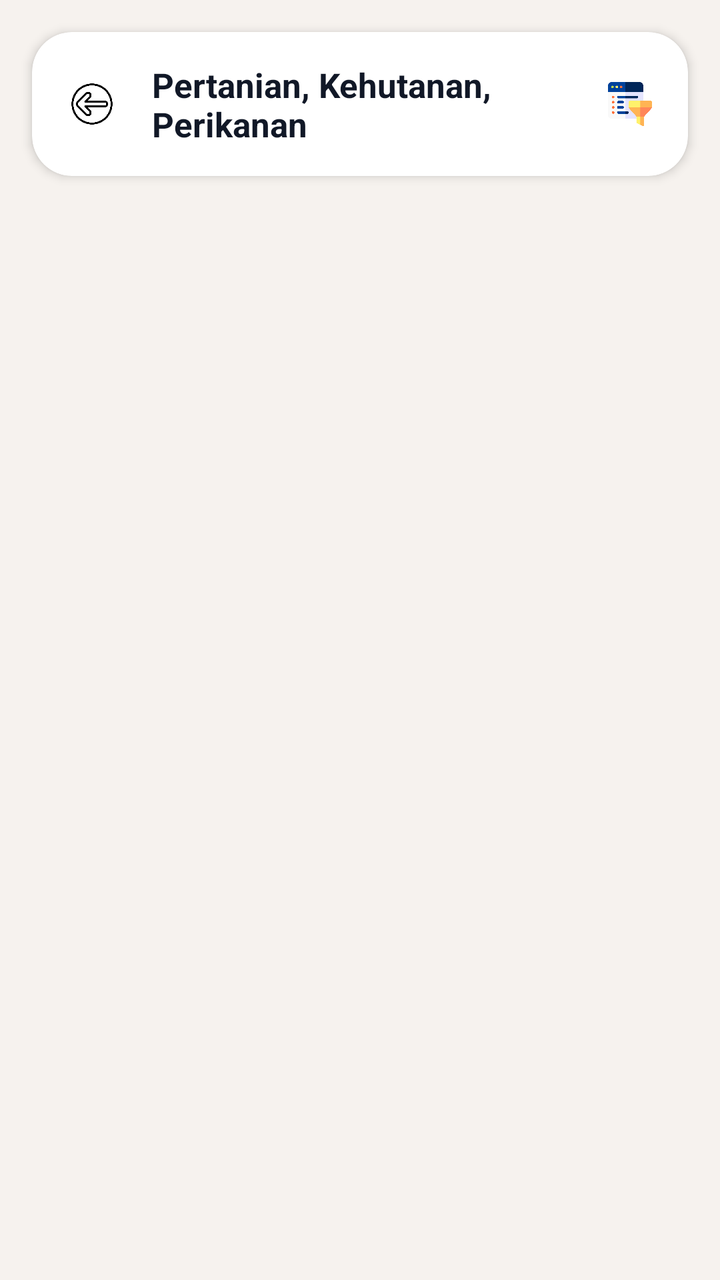
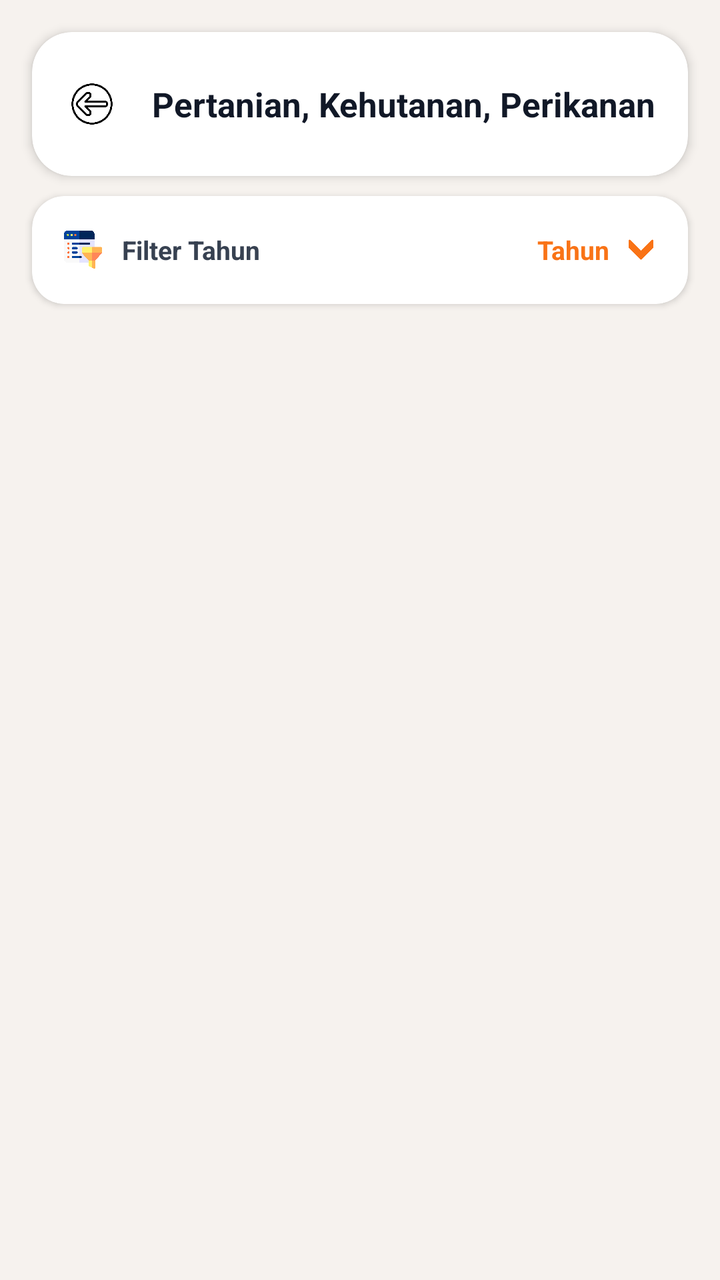

Screens rendered from an Android XML layout before and after an edit, with the pre-edit source and the edit as a unified diff.
<!-- AndroidManifest.xml: application theme Theme.Bpskota -->
<!-- res/layout/activity_pertanian.xml -->
<?xml version="1.0" encoding="utf-8"?>
<androidx.constraintlayout.widget.ConstraintLayout
    xmlns:android="http://schemas.android.com/apk/res/android"
    xmlns:app="http://schemas.android.com/apk/res-auto"
    xmlns:tools="http://schemas.android.com/tools"

    android:layout_width="match_parent"
    android:layout_height="match_parent"
    android:background="#F6F2EE"

    tools:context=".PertanianActivity">

    
    <androidx.cardview.widget.CardView
        android:id="@+id/headerPertanian"
        android:layout_width="0dp"
        android:layout_height="72dp"

        android:layout_marginStart="16dp"
        android:layout_marginTop="16dp"
        android:layout_marginEnd="16dp"

        app:cardBackgroundColor="#FFFFFF"
        app:cardCornerRadius="20dp"
        app:cardElevation="3dp"

        app:layout_constraintTop_toTopOf="parent"
        app:layout_constraintStart_toStartOf="parent"
        app:layout_constraintEnd_toEndOf="parent">

        <androidx.constraintlayout.widget.ConstraintLayout
            android:layout_width="match_parent"
            android:layout_height="match_parent">

            
            <ImageView
                android:id="@+id/btnBack"
                android:layout_width="44dp"
                android:layout_height="44dp"

                android:layout_marginStart="8dp"

                android:background="?attr/selectableItemBackgroundBorderless"

                android:clickable="true"
                android:focusable="true"

                android:padding="10dp"

                android:src="@drawable/ic_arrow_back"

                android:contentDescription="Kembali"

                app:layout_constraintStart_toStartOf="parent"
                app:layout_constraintTop_toTopOf="parent"
                app:layout_constraintBottom_toBottomOf="parent" />

            
            <TextView
                android:id="@+id/tvHeaderTitle"
                android:layout_width="0dp"
                android:layout_height="wrap_content"

                android:layout_marginStart="8dp"
                android:layout_marginEnd="8dp"

                android:text="Pertanian, Kehutanan, Perikanan"

                android:textColor="#111827"
                android:textSize="17sp"
                android:textStyle="bold"

                android:maxLines="2"
                android:ellipsize="end"

                app:layout_constraintStart_toEndOf="@id/btnBack"
                app:layout_constraintEnd_toStartOf="@id/btnFilter"
                app:layout_constraintTop_toTopOf="parent"
                app:layout_constraintBottom_toBottomOf="parent" />

            
            <ImageView
                android:id="@+id/btnFilter"
                android:layout_width="42dp"
                android:layout_height="42dp"

                android:layout_marginEnd="8dp"

                android:background="?attr/selectableItemBackgroundBorderless"

                android:clickable="true"
                android:focusable="true"

                android:padding="10dp"

                android:src="@drawable/ic_filter"

                android:contentDescription="Filter"

                app:layout_constraintEnd_toEndOf="parent"
                app:layout_constraintTop_toTopOf="parent"
                app:layout_constraintBottom_toBottomOf="parent" />

        </androidx.constraintlayout.widget.ConstraintLayout>

    </androidx.cardview.widget.CardView>


    
    <ScrollView
        android:id="@+id/contentScroll"

        android:layout_width="0dp"
        android:layout_height="0dp"

        android:fillViewport="true"
        android:scrollbars="none"
        android:overScrollMode="never"

        android:layout_marginTop="12dp"

        app:layout_constraintTop_toBottomOf="@id/headerPertanian"
        app:layout_constraintBottom_toBottomOf="parent"
        app:layout_constraintStart_toStartOf="parent"
        app:layout_constraintEnd_toEndOf="parent">

        <LinearLayout
            android:id="@+id/cardContainer"

            android:layout_width="match_parent"
            android:layout_height="wrap_content"

            android:orientation="vertical"

            android:paddingStart="24dp"
            android:paddingTop="12dp"
            android:paddingEnd="24dp"
            android:paddingBottom="32dp" />

    </ScrollView>


    
    <com.airbnb.lottie.LottieAnimationView
        android:id="@+id/loadingAnimation"
        android:layout_width="100dp"
        android:layout_height="100dp"
        android:visibility="gone"
        app:lottie_autoPlay="false"
        app:lottie_loop="true"
        app:layout_constraintTop_toTopOf="parent"
        app:layout_constraintBottom_toBottomOf="parent"
        app:layout_constraintStart_toStartOf="parent"
        app:layout_constraintEnd_toEndOf="parent" />

</androidx.constraintlayout.widget.ConstraintLayout>
<!-- resources referenced by this layout -->
<resources>
  <!-- drawable ic_arrow_back: png bitmap (drawable, 15698 bytes) -->
  <!-- drawable ic_filter: png bitmap (drawable, 14395 bytes) -->
  <style name="Theme.Bpskota" parent="Theme.MaterialComponents.DayNight.NoActionBar">
          
          <item name="colorPrimary">@color/purple_500</item>
          <item name="colorPrimaryVariant">@color/purple_700</item>
          <item name="colorOnPrimary">@color/white</item>
          
          <item name="colorSecondary">@color/teal_200</item>
          <item name="colorSecondaryVariant">@color/teal_700</item>
          <item name="colorOnSecondary">@color/black</item>
          
          <item name="android:statusBarColor">@color/white</item>
          
      </style>
  <color name="purple_500">#FF6200EE</color>
  <color name="purple_700">#FF3700B3</color>
  <color name="white">#FFFFFFFF</color>
  <color name="teal_200">#FF03DAC5</color>
  <color name="teal_700">#FF018786</color>
  <color name="black">#FF000000</color>
</resources>

<!-- the commit's change to res/layout/activity_pertanian.xml (unified diff, before → after) -->
@@ -3,11 +3,9 @@
     xmlns:android="http://schemas.android.com/apk/res/android"
     xmlns:app="http://schemas.android.com/apk/res-auto"
     xmlns:tools="http://schemas.android.com/tools"
-
     android:layout_width="match_parent"
     android:layout_height="match_parent"
     android:background="#F6F2EE"
-
     tools:context=".PertanianActivity">
 
     
@@ -15,15 +13,12 @@
         android:id="@+id/headerPertanian"
         android:layout_width="0dp"
         android:layout_height="72dp"
-
         android:layout_marginStart="16dp"
         android:layout_marginTop="16dp"
         android:layout_marginEnd="16dp"
-
         app:cardBackgroundColor="#FFFFFF"
         app:cardCornerRadius="20dp"
         app:cardElevation="3dp"
-
         app:layout_constraintTop_toTopOf="parent"
         app:layout_constraintStart_toStartOf="parent"
         app:layout_constraintEnd_toEndOf="parent">
@@ -37,20 +32,13 @@
                 android:id="@+id/btnBack"
                 android:layout_width="44dp"
                 android:layout_height="44dp"
-
                 android:layout_marginStart="8dp"
-
                 android:background="?attr/selectableItemBackgroundBorderless"
-
                 android:clickable="true"
                 android:focusable="true"
-
                 android:padding="10dp"
-
                 android:src="@drawable/ic_arrow_back"
-
                 android:contentDescription="Kembali"
-
                 app:layout_constraintStart_toStartOf="parent"
                 app:layout_constraintTop_toTopOf="parent"
                 app:layout_constraintBottom_toBottomOf="parent" />
@@ -60,43 +48,15 @@
                 android:id="@+id/tvHeaderTitle"
                 android:layout_width="0dp"
                 android:layout_height="wrap_content"
-
                 android:layout_marginStart="8dp"
-                android:layout_marginEnd="8dp"
-
+                android:layout_marginEnd="12dp"
                 android:text="Pertanian, Kehutanan, Perikanan"
-
                 android:textColor="#111827"
                 android:textSize="17sp"
                 android:textStyle="bold"
-
                 android:maxLines="2"
                 android:ellipsize="end"
-
                 app:layout_constraintStart_toEndOf="@id/btnBack"
-                app:layout_constraintEnd_toStartOf="@id/btnFilter"
-                app:layout_constraintTop_toTopOf="parent"
-                app:layout_constraintBottom_toBottomOf="parent" />
-
-            
-            <ImageView
-                android:id="@+id/btnFilter"
-                android:layout_width="42dp"
-                android:layout_height="42dp"
-
-                android:layout_marginEnd="8dp"
-
-                android:background="?attr/selectableItemBackgroundBorderless"
-
-                android:clickable="true"
-                android:focusable="true"
-
-                android:padding="10dp"
-
-                android:src="@drawable/ic_filter"
-
-                android:contentDescription="Filter"
-
                 app:layout_constraintEnd_toEndOf="parent"
                 app:layout_constraintTop_toTopOf="parent"
                 app:layout_constraintBottom_toBottomOf="parent" />
@@ -107,31 +67,95 @@
 
 
     
+    <androidx.cardview.widget.CardView
+        android:id="@+id/cardFilterTahun"
+        android:layout_width="0dp"
+        android:layout_height="54dp"
+        android:layout_marginStart="16dp"
+        android:layout_marginTop="10dp"
+        android:layout_marginEnd="16dp"
+        app:cardBackgroundColor="#FFFFFF"
+        app:cardCornerRadius="16dp"
+        app:cardElevation="2dp"
+        app:layout_constraintTop_toBottomOf="@id/headerPertanian"
+        app:layout_constraintStart_toStartOf="parent"
+        app:layout_constraintEnd_toEndOf="parent">
+
+        <LinearLayout
+            android:id="@+id/btnFilter"
+            android:layout_width="match_parent"
+            android:layout_height="match_parent"
+            android:orientation="horizontal"
+            android:gravity="center_vertical"
+            android:paddingStart="16dp"
+            android:paddingEnd="16dp"
+            android:clickable="true"
+            android:focusable="true"
+            android:foreground="?attr/selectableItemBackground"
+            android:contentDescription="Filter tahun">
+
+            
+            <ImageView
+                android:layout_width="19dp"
+                android:layout_height="19dp"
+                android:src="@drawable/ic_filter"
+                android:contentDescription="@null" />
+
+            
+            <TextView
+                android:layout_width="0dp"
+                android:layout_height="wrap_content"
+                android:layout_weight="1"
+                android:layout_marginStart="10dp"
+                android:text="Filter Tahun"
+                android:textColor="#374151"
+                android:textSize="13sp"
+                android:textStyle="bold" />
+
+            
+            <TextView
+                android:id="@+id/tvFilterTahun"
+                android:layout_width="wrap_content"
+                android:layout_height="wrap_content"
+                android:text="Tahun"
+                android:textColor="#F97316"
+                android:textSize="13sp"
+                android:textStyle="bold"
+                android:maxLines="1" />
+
+            
+            <ImageView
+                android:layout_width="15dp"
+                android:layout_height="15dp"
+                android:layout_marginStart="8dp"
+                android:src="@drawable/ic_bottom"
+                android:contentDescription="Pilih tahun"
+                app:tint="#F97316" />
+
+        </LinearLayout>
+
+    </androidx.cardview.widget.CardView>
+
+
+    
     <ScrollView
         android:id="@+id/contentScroll"
-
         android:layout_width="0dp"
         android:layout_height="0dp"
-
         android:fillViewport="true"
         android:scrollbars="none"
         android:overScrollMode="never"
-
-        android:layout_marginTop="12dp"
-
-        app:layout_constraintTop_toBottomOf="@id/headerPertanian"
+        android:layout_marginTop="8dp"
+        app:layout_constraintTop_toBottomOf="@id/cardFilterTahun"
         app:layout_constraintBottom_toBottomOf="parent"
         app:layout_constraintStart_toStartOf="parent"
         app:layout_constraintEnd_toEndOf="parent">
 
         <LinearLayout
             android:id="@+id/cardContainer"
-
             android:layout_width="match_parent"
             android:layout_height="wrap_content"
-
             android:orientation="vertical"
-
             android:paddingStart="24dp"
             android:paddingTop="12dp"
             android:paddingEnd="24dp"
<!-- resource entries referenced after the edit -->
@@ -1,6 +1,7 @@
 <!-- resources referenced by this layout -->
 <resources>
   <!-- drawable ic_arrow_back: png bitmap (drawable, 15698 bytes) -->
+  <!-- drawable ic_bottom: png bitmap (drawable, 4896 bytes) -->
   <!-- drawable ic_filter: png bitmap (drawable, 14395 bytes) -->
   <style name="Theme.Bpskota" parent="Theme.MaterialComponents.DayNight.NoActionBar">
           
